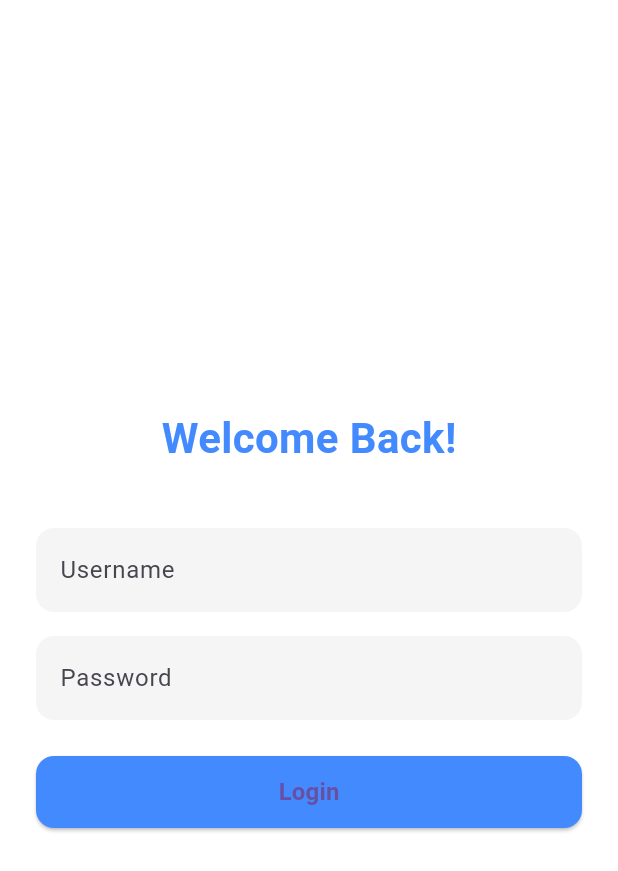
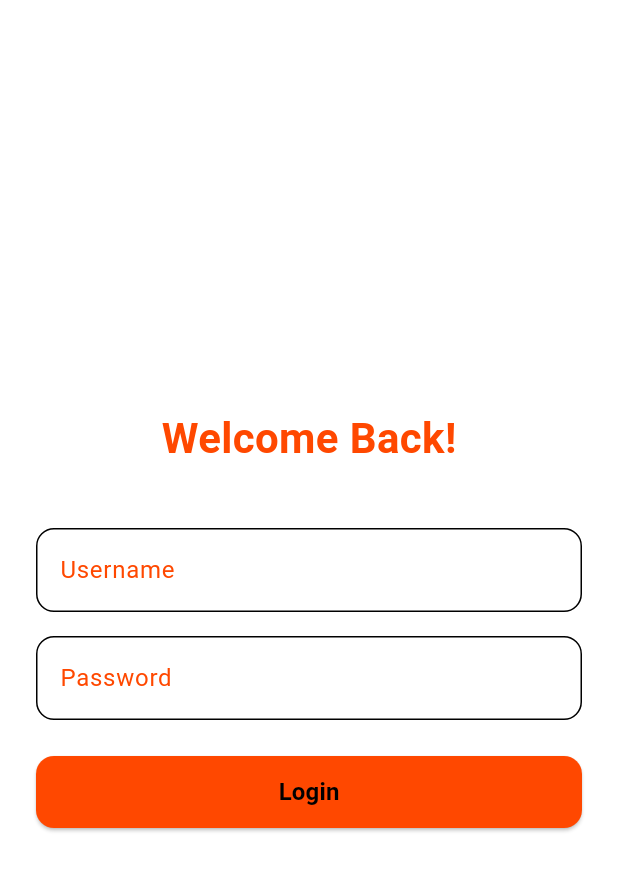
Before and after one commit to Ahmedx44/post_case_study, a Flutter app: the screen it shows after launch, on a phone screen of 412 x 824 dp. Shown: the top 871 px of the screen. Run offline on Flutter 3.47's test engine with Material 3 defaults, Android fonts, the phone set to English and light mode, and no system bars; our stand-ins replace flutter_bloc, go_router, responsive_builder.

Commit message:
finished the login process

```diff
--- /dev/null
+++ b/lib/core/theme/theme.dart
@@ -0,0 +1,33 @@
+import 'package:flutter/material.dart';
+
+final ThemeData lightMode = ThemeData(
+  scaffoldBackgroundColor: Colors.white,
+  colorScheme: ColorScheme.light(
+    primary: const Color(0xFFFF4800),
+    secondary: Colors.grey[300]!,
+    surface: Colors.white,
+    onPrimary: Colors.black,
+    tertiary: const Color(0xFFF3F3F3),
+  ),
+  textTheme: const TextTheme(
+    bodyLarge: TextStyle(color: Colors.black),
+    bodyMedium: TextStyle(color: Colors.black),
+    bodySmall: TextStyle(color: Colors.grey),
+  ),
+);
+
+final ThemeData darkMode = ThemeData(
+  scaffoldBackgroundColor: Colors.black,
+  colorScheme: ColorScheme.dark(
+    primary: const Color(0xFFFF4800),
+    secondary: Colors.grey[800]!,
+    surface: Colors.grey[900]!,
+    onPrimary: Colors.white,
+    tertiary: const Color(0xFF1F1F1F),
+  ),
+  textTheme: const TextTheme(
+    bodyLarge: TextStyle(color: Colors.white),
+    bodyMedium: TextStyle(color: Colors.white),
+    bodySmall: TextStyle(color: Colors.grey),
+  ),
+);
--- a/lib/features/common/auth/login/presentation/bloc/login_cubit.dart
+++ b/lib/features/common/auth/login/presentation/bloc/login_cubit.dart
@@ -25,6 +25,7 @@ class LoginCubit extends Cubit<LoginState> {
       }
     } catch (e) {
       emit(LoginStateError());
+      emit(LoginStateIntital());
     }
   }
 }
--- a/lib/features/common/auth/login/presentation/page/login_screen.dart
+++ b/lib/features/common/auth/login/presentation/page/login_screen.dart
@@ -1,7 +1,6 @@
 import 'package:flutter/material.dart';
 import 'package:flutter_bloc/flutter_bloc.dart';
-import 'package:post_case_study/features/admin/home/presentation/admin_home.dart';
-import 'package:post_case_study/features/cashier/home/presentation/cashier_home.dart';
+import 'package:go_router/go_router.dart';
 import 'package:post_case_study/features/common/auth/login/presentation/bloc/login_cubit.dart';
 import 'package:post_case_study/features/common/auth/login/presentation/bloc/login_state.dart';
 import 'package:responsive_builder/responsive_builder.dart';
@@ -36,29 +35,41 @@ class LoginPage extends StatelessWidget {
           ScaffoldMessenger.of(context)
               .showSnackBar(const SnackBar(content: Text('Failed')));
         }
+        if (state is LoginStateAdmin) {
+          WidgetsBinding.instance.addPostFrameCallback((_) {
+            context.go('/admin_home');
+          });
+        } else if (state is LoginStateCashier) {
+          WidgetsBinding.instance.addPostFrameCallback((_) {
+            context.go('/cashier_home');
+          });
+        }
       },
       child: Scaffold(
-        backgroundColor: Colors.white,
+        backgroundColor: Theme.of(context).colorScheme.surface,
         body: SafeArea(
           child: Padding(
             padding: const EdgeInsets.symmetric(horizontal: 24),
             child: Column(
               mainAxisAlignment: MainAxisAlignment.center,
               children: [
-                const Text(
+                Text(
                   'Welcome Back!',
                   style: TextStyle(
                     fontSize: 28,
                     fontWeight: FontWeight.w700,
-                    color: Colors.blueAccent,
+                    color: Theme.of(context).colorScheme.primary,
                   ),
                 ),
                 const SizedBox(height: 40),
                 _buildTextField(
-                    label: 'Username', controller: usernameController),
+                    context: context,
+                    label: 'Username',
+                    controller: usernameController),
                 const SizedBox(height: 16),
                 _buildTextField(
                     label: 'Password',
+                    context: context,
                     isPassword: true,
                     controller: passwordController),
                 const SizedBox(height: 24),
@@ -66,20 +77,6 @@ class LoginPage extends StatelessWidget {
                   builder: (context, state) {
                     if (state is LoginStateLoading) {
                       return const Center(child: CircularProgressIndicator());
-                    } else if (state is LoginStateAdmin) {
-                      Navigator.pushReplacement(context, MaterialPageRoute(
-                        builder: (context) {
-                          return const AdminHome();
-                        },
-                      ));
-                      return const SizedBox.shrink();
-                    } else if (state is LoginStateCashier) {
-                      Navigator.pushReplacement(context, MaterialPageRoute(
-                        builder: (context) {
-                          return const CashierHome();
-                        },
-                      ));
-                      return const SizedBox.shrink();
                     } else {
                       return ElevatedButton(
                         onPressed: () {
@@ -87,16 +84,19 @@ class LoginPage extends StatelessWidget {
                               usernameController.text, passwordController.text);
                         },
                         style: ElevatedButton.styleFrom(
-                          backgroundColor: Colors.blueAccent,
+                          backgroundColor:
+                              Theme.of(context).colorScheme.primary,
                           minimumSize: const Size(double.infinity, 48),
                           shape: RoundedRectangleBorder(
                             borderRadius: BorderRadius.circular(12),
                           ),
                         ),
-                        child: const Text(
+                        child: Text(
                           'Login',
                           style: TextStyle(
-                              fontSize: 16, fontWeight: FontWeight.w600),
+                              fontSize: 16,
+                              fontWeight: FontWeight.w600,
+                              color: Theme.of(context).colorScheme.onPrimary),
                         ),
                       );
                     }
@@ -126,43 +126,48 @@ class LoginPage extends StatelessWidget {
           ScaffoldMessenger.of(context)
               .showSnackBar(const SnackBar(content: Text('Failed')));
         }
+        if (state is LoginStateAdmin) {
+          WidgetsBinding.instance.addPostFrameCallback((_) {
+            context.pop('/admin_home');
+          });
+        } else if (state is LoginStateCashier) {
+          WidgetsBinding.instance.addPostFrameCallback((_) {
+            context.pop('/cashier_home');
+          });
+        }
       },
       child: Scaffold(
-        backgroundColor: Colors.white,
+        backgroundColor: Theme.of(context).colorScheme.surface,
         body: SafeArea(
           child: Center(
             child: Container(
               width: MediaQuery.sizeOf(context).width * 0.5,
               padding: const EdgeInsets.all(32),
               decoration: BoxDecoration(
-                color: Colors.white,
+                color: Theme.of(context).colorScheme.surface,
                 borderRadius: BorderRadius.circular(16),
-                boxShadow: [
-                  BoxShadow(
-                    color: Colors.grey.withOpacity(0.1),
-                    blurRadius: 10,
-                    offset: const Offset(0, 5),
-                  ),
-                ],
               ),
               child: Column(
                 mainAxisSize: MainAxisSize.min,
                 children: [
-                  const Text(
+                  Text(
                     'Welcome Back!',
                     style: TextStyle(
                       fontSize: 36,
                       fontWeight: FontWeight.bold,
-                      color: Colors.blueAccent,
+                      color: Theme.of(context).colorScheme.primary,
                     ),
                   ),
                   const SizedBox(height: 32),
                   _buildTextField(
-                      label: 'Username', controller: usernameController),
+                      label: 'Username',
+                      context: context,
+                      controller: usernameController),
                   const SizedBox(height: 24),
                   _buildTextField(
                       label: 'Password',
                       isPassword: true,
+                      context: context,
                       controller: passwordController),
                   const SizedBox(height: 32),
                   BlocBuilder<LoginCubit, LoginState>(
@@ -171,20 +176,6 @@ class LoginPage extends StatelessWidget {
                         return const Center(
                           child: CircularProgressIndicator(),
                         );
-                      } else if (state is LoginStateAdmin) {
-                        Navigator.pushReplacement(context, MaterialPageRoute(
-                          builder: (context) {
-                            return const AdminHome();
-                          },
-                        ));
-                        return const SizedBox.shrink();
-                      } else if (state is LoginStateCashier) {
-                        Navigator.pushReplacement(context, MaterialPageRoute(
-                          builder: (context) {
-                            return const CashierHome();
-                          },
-                        ));
-                        return const SizedBox.shrink();
                       } else {
                         return ElevatedButton(
                           onPressed: () {
@@ -193,7 +184,8 @@ class LoginPage extends StatelessWidget {
                                 passwordController.text);
                           },
                           style: ElevatedButton.styleFrom(
-                            backgroundColor: Colors.blueAccent,
+                            backgroundColor:
+                                Theme.of(context).colorScheme.primary,
                             minimumSize: const Size(double.infinity, 56),
                             shape: RoundedRectangleBorder(
                               borderRadius: BorderRadius.circular(12),
@@ -232,41 +224,46 @@ class LoginPage extends StatelessWidget {
           ScaffoldMessenger.of(context)
               .showSnackBar(const SnackBar(content: Text('Failed')));
         }
+        if (state is LoginStateAdmin) {
+          WidgetsBinding.instance.addPostFrameCallback((_) {
+            context.go('/admin_home');
+          });
+        } else if (state is LoginStateCashier) {
+          WidgetsBinding.instance.addPostFrameCallback((_) {
+            context.go('/cashier_home');
+          });
+        }
       },
       child: Scaffold(
-        backgroundColor: Colors.white,
+        backgroundColor: Theme.of(context).colorScheme.surface,
         body: Center(
           child: Container(
             width: MediaQuery.sizeOf(context).width * 0.4,
             padding: const EdgeInsets.all(40),
             decoration: BoxDecoration(
-              color: Colors.white,
+              color: Theme.of(context).colorScheme.surface,
               borderRadius: BorderRadius.circular(16),
-              boxShadow: [
-                BoxShadow(
-                  color: Colors.grey.withOpacity(0.15),
-                  blurRadius: 12,
-                  offset: const Offset(0, 6),
-                ),
-              ],
             ),
             child: Column(
               mainAxisSize: MainAxisSize.min,
               children: [
-                const Text(
+                Text(
                   'Welcome Back!',
                   style: TextStyle(
                     fontSize: 40,
                     fontWeight: FontWeight.bold,
-                    color: Colors.blueAccent,
+                    color: Theme.of(context).colorScheme.primary,
                   ),
                 ),
                 const SizedBox(height: 32),
                 _buildTextField(
-                    label: 'Username', controller: usernameController),
+                    context: context,
+                    label: 'Username',
+                    controller: usernameController),
                 const SizedBox(height: 24),
                 _buildTextField(
                     label: 'Password',
+                    context: context,
                     isPassword: true,
                     controller: passwordController),
                 const SizedBox(height: 32),
@@ -276,20 +273,6 @@ class LoginPage extends StatelessWidget {
                       return const Center(
                         child: CircularProgressIndicator(),
                       );
-                    } else if (state is LoginStateAdmin) {
-                      Navigator.pushReplacement(context, MaterialPageRoute(
-                        builder: (context) {
-                          return const AdminHome();
-                        },
-                      ));
-                      return const SizedBox.shrink();
-                    } else if (state is LoginStateCashier) {
-                      Navigator.pushReplacement(context, MaterialPageRoute(
-                        builder: (context) {
-                          return const CashierHome();
-                        },
-                      ));
-                      return const SizedBox.shrink();
                     } else {
                       return ElevatedButton(
                         onPressed: () {
@@ -297,7 +280,8 @@ class LoginPage extends StatelessWidget {
                               usernameController.text, passwordController.text);
                         },
                         style: ElevatedButton.styleFrom(
-                          backgroundColor: Colors.blueAccent,
+                          backgroundColor:
+                              Theme.of(context).colorScheme.primary,
                           minimumSize: const Size(double.infinity, 56),
                           shape: RoundedRectangleBorder(
                             borderRadius: BorderRadius.circular(12),
@@ -320,22 +304,19 @@ class LoginPage extends StatelessWidget {
     );
   }
 
-  // Common TextField Widget
-  Widget _buildTextField({
-    required String label,
-    bool isPassword = false,
-    required TextEditingController controller,
-  }) {
+  Widget _buildTextField(
+      {required BuildContext context,
+      required String label,
+      bool isPassword = false,
+      required TextEditingController controller}) {
     return TextField(
       controller: controller,
       obscureText: isPassword,
       decoration: InputDecoration(
         labelText: label,
-        filled: true,
-        fillColor: Colors.grey[100],
+        labelStyle: TextStyle(color: Theme.of(context).colorScheme.primary),
         border: OutlineInputBorder(
           borderRadius: BorderRadius.circular(12),
-          borderSide: BorderSide.none,
         ),
       ),
     );
--- a/lib/main.dart
+++ b/lib/main.dart
@@ -1,18 +1,49 @@
 import 'package:flutter/material.dart';
+import 'package:go_router/go_router.dart';
+import 'package:post_case_study/core/theme/theme.dart';
+import 'package:post_case_study/features/admin/home/presentation/admin_home.dart';
+import 'package:post_case_study/features/cashier/home/presentation/cashier_home.dart';
 import 'package:post_case_study/features/common/auth/login/presentation/page/login_screen.dart';
 
 void main() {
   runApp(const MyApp());
 }
 
+final GoRouter _router = GoRouter(
+  routes: <RouteBase>[
+    GoRoute(
+      path: '/',
+      builder: (BuildContext context, GoRouterState state) {
+        return const LoginPage();
+      },
+      routes: <RouteBase>[
+        GoRoute(
+          path: '/admin_home',
+          builder: (BuildContext context, GoRouterState state) {
+            return const AdminHome();
+          },
+        ),
+        GoRoute(
+          path: '/cashier_home',
+          builder: (BuildContext context, GoRouterState state) {
+            return const CashierHome();
+          },
+        ),
+      ],
+    ),
+  ],
+);
+
 class MyApp extends StatelessWidget {
   const MyApp({super.key});
 
   @override
   Widget build(BuildContext context) {
-    return const MaterialApp(
+    return MaterialApp.router(
+      routerConfig: _router,
+      theme: lightMode,
+      darkTheme: darkMode,
       debugShowCheckedModeBanner: false,
-      home: LoginPage(),
     );
   }
 }
--- a/pubspec.yaml
+++ b/pubspec.yaml
@@ -38,6 +38,7 @@ dependencies:
   flutter_bloc: ^8.1.6
   bloc: ^8.1.4
   responsive_builder:
+  go_router: ^14.6.1
 
 
 dev_dependencies:
```
Also changed, not shown: pubspec.lock.
